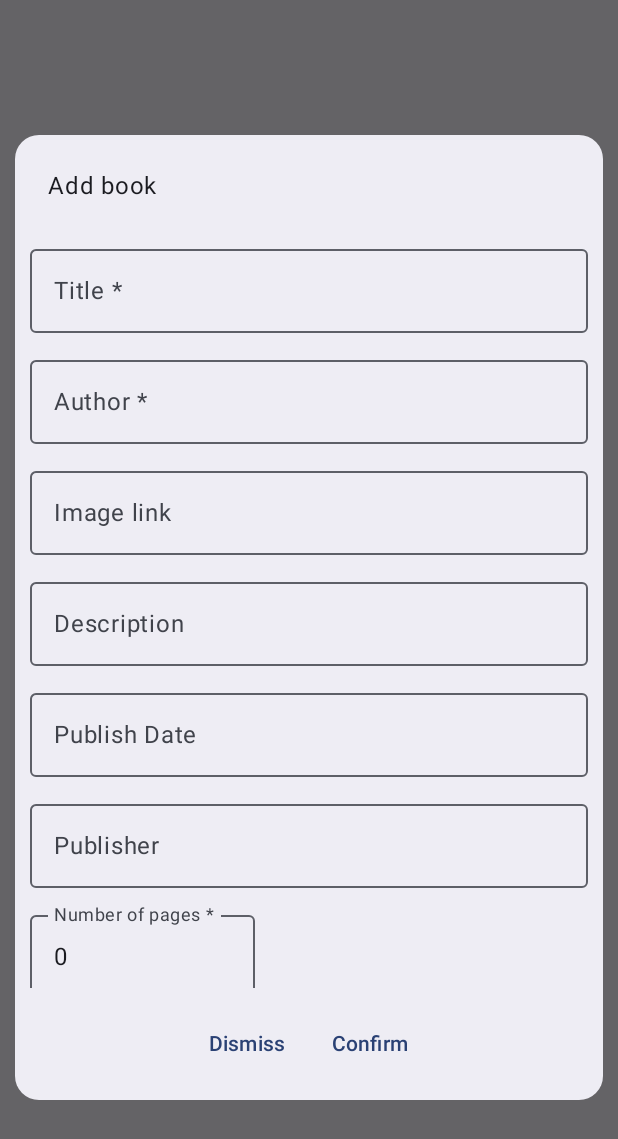
After one commit to KristinaAnicic/bookApp, an Android app built with Jetpack Compose: the composable AddBookDialog shown on its own in the app's theme, on a phone screen of 412 x 824 dp. The commit adds this screen. Shown: the top 1139 px of the screen. Run offline under Robolectric (Android 15) with nearby library versions, the phone set to English and light mode, and no system bars; our stand-ins replace Dagger/Hilt's generated code.

Commit message:
added dialog for updating and adding new books

```diff
--- /dev/null
+++ b/BookApp/app/src/main/java/com/example/booksapp/Components/AddBookDialog.kt
@@ -0,0 +1,321 @@
+package com.example.booksapp.Components
+import android.widget.Toast
+import androidx.compose.foundation.background
+import androidx.compose.foundation.clickable
+import androidx.compose.foundation.layout.Arrangement
+import androidx.compose.foundation.layout.Box
+import androidx.compose.foundation.layout.Column
+import androidx.compose.foundation.layout.Row
+import androidx.compose.foundation.layout.fillMaxHeight
+import androidx.compose.foundation.layout.fillMaxSize
+import androidx.compose.foundation.layout.fillMaxWidth
+import androidx.compose.foundation.layout.height
+import androidx.compose.foundation.layout.padding
+import androidx.compose.foundation.layout.size
+import androidx.compose.foundation.layout.width
+import androidx.compose.foundation.rememberScrollState
+import androidx.compose.foundation.shape.RoundedCornerShape
+import androidx.compose.foundation.text.KeyboardOptions
+import androidx.compose.foundation.verticalScroll
+import androidx.compose.material3.MaterialTheme
+import androidx.compose.material3.OutlinedTextField
+import androidx.compose.material3.Surface
+import androidx.compose.material3.Text
+import androidx.compose.material3.TextButton
+import androidx.compose.runtime.Composable
+import androidx.compose.runtime.getValue
+import androidx.compose.runtime.mutableStateOf
+import androidx.compose.runtime.remember
+import androidx.compose.runtime.setValue
+import androidx.compose.ui.Alignment
+import androidx.compose.ui.Modifier
+import androidx.compose.ui.graphics.Color
+import androidx.compose.ui.platform.LocalContext
+import androidx.compose.ui.res.painterResource
+import androidx.compose.ui.text.input.KeyboardType
+import androidx.compose.ui.unit.dp
+import androidx.compose.ui.window.Dialog
+import com.example.booksapp.data.database.Entities.Book
+import com.example.booksapp.data.database.Entities.BookWithDetails
+import com.example.booksapp.utils.ReadingFormatEnum
+import com.example.booksapp.utils.ReadingStatusEnum
+import com.example.booksapp.viewModel.BooksViewModel
+import java.util.Date
+import java.util.Locale
+
+@Composable
+fun AddBookDialog(book : BookWithDetails? = null,
+                  booksViewModel: BooksViewModel,
+                  onDismissRequest: () -> Unit,
+                  onConfirmation: () -> Unit
+) {
+    val context = LocalContext.current
+    var bookId by remember { mutableStateOf(book?.book?.bookId) }
+    var title by remember { mutableStateOf(book?.book?.title ?: "") }
+    var author by remember { mutableStateOf(book?.book?.author ?: "") }
+    var image by remember { mutableStateOf(book?.book?.coverImage ?: "") }
+    var description by remember { mutableStateOf(book?.book?.description  ?: "") }
+    var publisher by remember { mutableStateOf(book?.book?.publisher  ?: "") }
+    var publishDate by remember { mutableStateOf(book?.book?.publishDate  ?: "") }
+    var numberOfPages by remember { mutableStateOf((book?.book?.numberOfPages ?: 0).toString()) }
+    var numberOfChapters by remember { mutableStateOf((book?.book?.numberOfChapters ?: 0).toString()) }
+    var readPages by remember { mutableStateOf((book?.book?.readPagesCount ?: 0).toString()) }
+    var readChapters by remember { mutableStateOf((book?.book?.readChaptersCount ?: 0).toString()) }
+    var readingStatusId by remember { mutableStateOf(book?.book?.readingStatusId ?: ReadingStatusEnum.PLAN_TO_READ.id) }
+    var readingFormat by remember { mutableStateOf(book?.format?.formatName ?: ReadingFormatEnum.PAPERBACK.format_name) }
+    var readingFormatId by remember { mutableStateOf(book?.format?.formatId ?: ReadingFormatEnum.PAPERBACK.id) }
+    var startDate by remember { mutableStateOf(book?.book?.startDate) }
+    var endDate by remember { mutableStateOf(book?.book?.endDate) }
+    var trackChapters by remember { mutableStateOf(book?.book?.trackChapters ?: false) }
+
+    Dialog(onDismissRequest = { onDismissRequest() }) {
+        Surface(
+            modifier = Modifier
+                .fillMaxWidth()
+                .padding(10.dp)
+                .fillMaxHeight(0.8f),
+            shape = RoundedCornerShape(16.dp),
+            color = MaterialTheme.colorScheme.surfaceContainer
+        ) {
+            Column(
+                modifier = Modifier
+                    .padding(10.dp)
+                    .background(MaterialTheme.colorScheme.surfaceContainer),
+                verticalArrangement = Arrangement.spacedBy(10.dp)
+            ) {
+
+                Text(
+                    text = "Add book",
+                    modifier = Modifier.padding(12.dp),
+                )
+
+                Column(
+                    modifier = Modifier
+                        .weight(1f)
+                        .verticalScroll(rememberScrollState())
+                        .background(MaterialTheme.colorScheme.surfaceContainer),
+                    verticalArrangement = Arrangement.spacedBy(10.dp)
+
+                ) {
+                    OutlinedTextField(
+                        value = title,
+                        onValueChange = { title = it },
+                        label = { Text("Title *") },
+                        modifier = Modifier.fillMaxWidth(),
+                        maxLines = 4
+                    )
+                    OutlinedTextField(
+                        value = author,
+                        onValueChange = { author = it },
+                        label = { Text("Author *") },
+                        modifier = Modifier.fillMaxWidth(),
+                        maxLines = 3
+                    )
+                    OutlinedTextField(
+                        value = image,
+                        onValueChange = { image = it },
+                        label = { Text("Image link") },
+                        modifier = Modifier.fillMaxWidth(),
+                        maxLines = 2
+                    )
+
+                    OutlinedTextField(
+                        value = description,
+                        onValueChange = { description = it },
+                        label = { Text("Description") },
+                        modifier = Modifier
+                            .fillMaxWidth(),
+                        maxLines = 6
+                    )
+
+                    OutlinedTextField(
+                        value = publishDate,
+                        onValueChange = { publishDate = it },
+                        label = { Text("Publish Date") },
+                        modifier = Modifier.fillMaxWidth(),
+                        maxLines = 1
+                    )
+
+                    OutlinedTextField(
+                        value = publisher,
+                        onValueChange = { publisher = it },
+                        label = { Text("Publisher") },
+                        modifier = Modifier.fillMaxWidth(),
+                        maxLines = 2
+                    )
+                    OutlinedTextField(
+                        value = numberOfPages,
+                        onValueChange = { newValue ->
+                            if (newValue.matches(Regex("^\\d*$"))) {
+                                numberOfPages = newValue
+                            }
+                        },
+                        label = { Text("Number of pages *") },
+                        keyboardOptions = KeyboardOptions(keyboardType = KeyboardType.Number),
+                        modifier = Modifier.width(150.dp)
+                    )
+                    OutlinedTextField(
+                        value = readPages,
+                        keyboardOptions = KeyboardOptions(keyboardType = KeyboardType.Number),
+                        label = { Text("Pages read") },
+                        modifier = Modifier.width(150.dp),
+                        onValueChange = { newValue ->
+                            if (newValue.matches(Regex("^\\d*$"))) {
+                                val newPage = newValue.ifEmpty { "0" }.toInt()
+                                readPages = if (newPage > Integer.parseInt(numberOfPages)) {
+                                    numberOfPages
+                                } else {
+                                    newValue
+                                }
+                            }
+                        },
+                    )
+                    OutlinedTextField(
+                        value = numberOfChapters,
+                        onValueChange = { newValue ->
+                            if (newValue.matches(Regex("^\\d*$"))) {
+                                numberOfChapters = newValue
+                            }
+                        },
+                        label = { Text("Number of chapters") },
+                        keyboardOptions = KeyboardOptions(keyboardType = KeyboardType.Number),
+                        modifier = Modifier.width(150.dp)
+                    )
+
+                    OutlinedTextField(
+                        value = readChapters,
+                        keyboardOptions = KeyboardOptions(keyboardType = KeyboardType.Number),
+                        label = { Text("Chapters read") },
+                        modifier = Modifier.width(150.dp),
+                        onValueChange = { newValue ->
+                            if (newValue.matches(Regex("^\\d*$"))) {
+                                val newChapterValue = newValue.ifEmpty { "0" }.toInt()
+                                readChapters =
+                                    if (newChapterValue > Integer.parseInt(numberOfChapters)) {
+                                        numberOfChapters
+                                    } else {
+                                        newValue
+                                    }
+                            }
+                        },
+                    )
+
+                    Text(
+                        text = "In which format are you reading the book: "
+                    )
+
+                    CustomDropDown(
+                        items = ReadingFormatEnum.values().map { it.format_name },
+                        selected = readingFormat,
+                        onItemSelected = { newFormat ->
+                            readingFormat = newFormat
+                            readingFormatId = ReadingFormatEnum.getIdByName(newFormat)
+                                ?: ReadingFormatEnum.PAPERBACK.id
+                        },
+                        modifier = Modifier.fillMaxWidth()
+                    )
+
+                    Text(
+                        text = "Track progress by: "
+                    )
+                    CustomDropDown(
+                        items = listOf("Pages", "Chapters"),
+                        selected = if (trackChapters) "Chapters" else "Pages",
+                        onItemSelected = { newFormat ->
+                            trackChapters = newFormat == "Chapters"
+                        },
+                        modifier = Modifier.fillMaxWidth()
+                    )
+                }
+                Row(
+                    modifier = Modifier
+                        .fillMaxWidth(),
+                    horizontalArrangement = Arrangement.Center,
+                ) {
+                    TextButton(
+                        onClick = { onDismissRequest() },
+                        modifier = Modifier.padding(3.dp),
+                    ) {
+                        Text("Dismiss")
+                    }
+                    TextButton(
+                        onClick = {
+                            /*onConfirmation(Integer.parseInt(page))*/
+                            if (title.isNotEmpty() && author.isNotEmpty() && Integer.parseInt(numberOfPages) > 0) {
+                                if (trackChapters == true && numberOfChapters <= "0") {
+                                    Toast.makeText(context, "Number of chapters has to be greater than 0", Toast.LENGTH_SHORT).show()
+                                } else {
+                                    if (readPages == numberOfPages) {
+                                        readingStatusId = ReadingStatusEnum.COMPLETED.id
+                                        startDate = Date()
+                                        endDate = Date()
+                                    } else if (Integer.parseInt(readPages) > 0 && Integer.parseInt(readPages) < Integer.parseInt(numberOfPages)) {
+                                        readingStatusId = ReadingStatusEnum.CURRENTLY_READING.id
+                                        startDate = Date()
+                                        endDate = null
+                                    } else {
+                                        readingStatusId = ReadingStatusEnum.PLAN_TO_READ.id
+                                        startDate = null
+                                        endDate = null
+                                    }
+                                    val formattedTitle = title.split(" ").joinToString(" ") { word ->
+                                        word.replaceFirstChar { if (it.isLowerCase()) it.titlecase(
+                                            Locale.getDefault()) else it.toString() }
+                                    }
+                                    title = formattedTitle
+
+                                    val formattedAuthor = author.split(" ").joinToString(" ") { word ->
+                                        word.replaceFirstChar { if (it.isLowerCase()) it.titlecase(
+                                            Locale.getDefault()) else it.toString() }
+                                    }
+                                    author = formattedAuthor
+
+                                    val newBook = book?.book?.copy(
+                                        title = title,
+                                        author = author,
+                                        coverImage = image,
+                                        description = description.ifEmpty { null },
+                                        publisher = publisher.ifEmpty { null },
+                                        publishDate = publishDate.ifEmpty { null },
+                                        numberOfPages = Integer.parseInt(numberOfPages),
+                                        numberOfChapters = numberOfChapters.toIntOrNull() ?: 0,
+                                        readingStatusId = readingStatusId,
+                                        readingFormatId = readingFormatId,
+                                        startDate = startDate,
+                                        endDate = endDate,
+                                        readPagesCount = readPages.toIntOrNull() ?: 0,
+                                        readChaptersCount = readChapters.toIntOrNull() ?: 0,
+                                        trackChapters = trackChapters
+                                    ) ?: Book(
+                                        title = title,
+                                        author = author,
+                                        coverImage = image,
+                                        description = description.ifEmpty { null },
+                                        publisher = publisher.ifEmpty { null },
+                                        numberOfPages = Integer.parseInt(numberOfPages),
+                                        numberOfChapters = numberOfChapters.toIntOrNull() ?: 0,
+                                        readingStatusId = readingStatusId,
+                                        readingFormatId = readingFormatId,
+                                        startDate = startDate,
+                                        endDate = endDate,
+                                        readPagesCount = readPages.toIntOrNull() ?: 0,
+                                        readChaptersCount = readChapters.toIntOrNull() ?: 0,
+                                        trackChapters = trackChapters
+                                    )
+                                    booksViewModel.upsertBook(newBook)
+                                    onConfirmation()
+                                }
+                            }
+                            else{
+                                Toast.makeText(context, "Fill the required fields", Toast.LENGTH_SHORT).show()
+                            }
+                        },
+                        modifier = Modifier.padding(3.dp),
+                    ) {
+                        Text("Confirm")
+                    }
+                }
+            }
+        }
+    }
+}
```
Also changed, not shown: BookApp/app/src/main/java/com/example/booksapp/Components/BookDetailScreen.kt (+33 -5 lines), BookApp/app/src/main/java/com/example/booksapp/Fragments/SavedBooksFragment.kt (+29 -13 lines).
